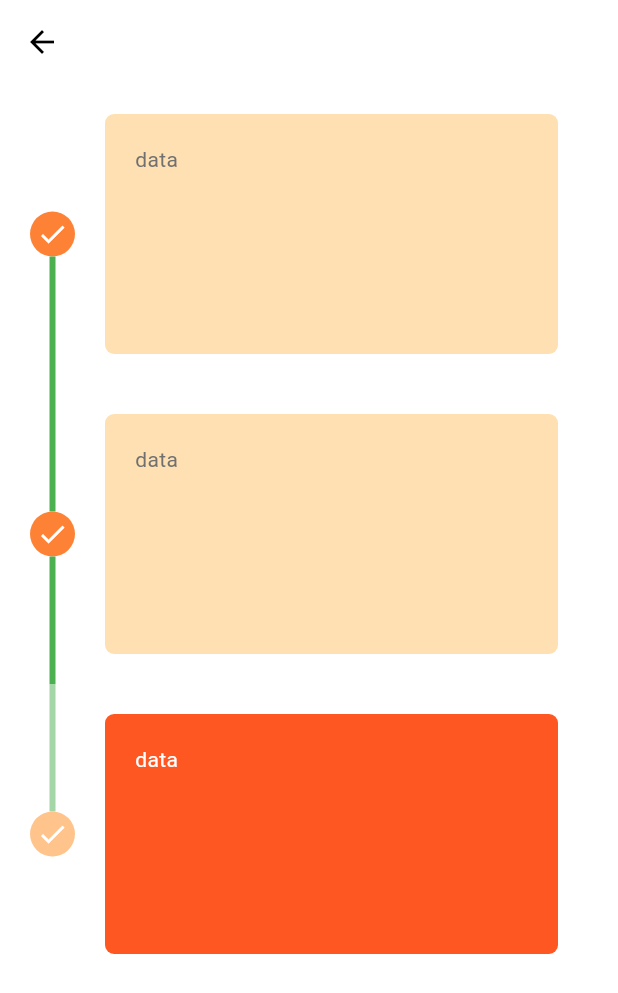
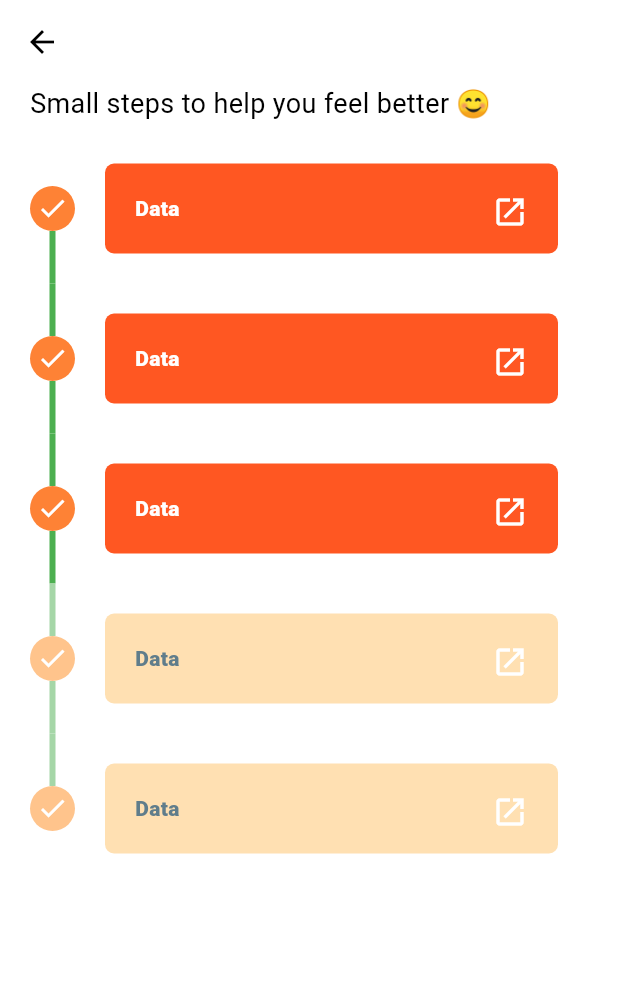
Before and after one commit to jushkinbekrashidovich/wecare, a Flutter app: the screen it shows after launch, after a tap on "Happy", on a phone screen of 412 x 824 dp. Shown: the top 993 px of the screen. Run offline on Flutter 3.47's test engine with Material 3 defaults, Android fonts, the phone set to English and light mode, and no system bars; drawn by our look-alikes of timeline_tile; our stand-ins replace cloud_firestore, firebase_core, flutter_svg, get; accounts and stored records are empty.

Commit message:
UI updated

```diff
--- a/lib/app/const/event_card.dart
+++ b/lib/app/const/event_card.dart
@@ -12,7 +12,7 @@ class EventCard extends StatelessWidget {
       margin: EdgeInsets.all(20),
       padding: EdgeInsets.all(20),
       decoration: BoxDecoration(
-        color: isPast? AppColors.upcomingIndicatorBackground :AppColors.completedIndicatorBackground,
+        color: isPast? AppColors.completedIndicatorBackground :AppColors.upcomingIndicatorBackground,
         borderRadius: BorderRadius.circular(6)
       ),
       child:child,
--- a/lib/app/const/time_line_tile.dart
+++ b/lib/app/const/time_line_tile.dart
@@ -1,4 +1,5 @@
 
+import 'package:flutter/cupertino.dart';
 import 'package:flutter/material.dart';
 import 'package:timeline_tile/timeline_tile.dart';
 import 'package:wecare/app/const/event_card.dart';
@@ -9,13 +10,13 @@ class MyTimeLineTile extends StatelessWidget {
   final bool isFirst;
   final bool isLast;
   final bool isPast;
-  final eventCard;
-  const MyTimeLineTile({super.key, required this.isFirst, required this.isLast, required this.isPast, required this.eventCard});
+  final String textcontent;
+  const MyTimeLineTile({super.key, required this.isFirst, required this.isLast, required this.isPast, required this.textcontent});
 
   @override
   Widget build(BuildContext context) {
     return SizedBox(
-      height: 200,
+      height: 100,
       child: TimelineTile(
         isFirst: isFirst,
         isLast: isLast,
@@ -26,7 +27,14 @@ class MyTimeLineTile extends StatelessWidget {
           iconStyle: IconStyle(iconData: Icons.done,color: isPast? Colors.white: AppColors.upcomingIconColor)
         ),
 
-        endChild: EventCard(child: eventCard,isPast: isPast,),
+        endChild: EventCard(
+          child: Row(
+            mainAxisAlignment: MainAxisAlignment.spaceBetween,
+          children: [
+            Text(textcontent, style: TextStyle(color:isPast? AppColors.white:Colors.blueGrey, fontWeight: FontWeight.w800),),
+           Icon(Icons.open_in_new, color: AppColors.white,weight: 2,),
+          ],
+        ),isPast: isPast,),
       ),
     );
   }
--- a/lib/app/modules/mood_exercises/controllers/mood_exercises_controller.dart
+++ b/lib/app/modules/mood_exercises/controllers/mood_exercises_controller.dart
@@ -1,9 +1,7 @@
 import 'package:get/get.dart';
 
 class MoodExercisesController extends GetxController {
-  //TODO: Implement MoodExercisesController
 
-  final count = 0.obs;
   @override
   void onInit() {
     super.onInit();
@@ -19,5 +17,4 @@ class MoodExercisesController extends GetxController {
     super.onClose();
   }
 
-  void increment() => count.value++;
 }
--- a/lib/app/modules/mood_exercises/views/mood_exercises_view.dart
+++ b/lib/app/modules/mood_exercises/views/mood_exercises_view.dart
@@ -26,9 +26,13 @@ class MoodExercisesView extends GetView<MoodExercisesController> {
         padding: EdgeInsets.symmetric(horizontal: 20),
         child: ListView(
           children: [
-            MyTimeLineTile(isFirst: true, isLast: false, isPast: true, eventCard: Text("data"),),
-            MyTimeLineTile(isFirst: false, isLast: false, isPast: true, eventCard: Text("data"),),
-            MyTimeLineTile(isFirst: false, isLast: true, isPast: false, eventCard: Text("data", style: TextStyle(color: AppColors.white),),),
+            Text("Small steps to help you feel better 😊️️️️️️", style: TextStyle(fontSize: 18, color: AppColors.black),),
+            SizedBox(height: 7,),
+            MyTimeLineTile(isFirst: true, isLast: false, isPast: true, textcontent: "Data",),
+            MyTimeLineTile(isFirst: false, isLast: false, isPast: true,textcontent: "Data",),
+            MyTimeLineTile(isFirst: false, isLast: false, isPast: true, textcontent: "Data",),
+            MyTimeLineTile(isFirst: false, isLast: false, isPast: false, textcontent: "Data",),
+            MyTimeLineTile(isFirst: false, isLast: true, isPast: false, textcontent: "Data",),
 
           ],
         ),
--- a/lib/main.dart
+++ b/lib/main.dart
@@ -11,7 +11,7 @@ void main() async{
   await Firebase.initializeApp();
   runApp(
     GetMaterialApp(
-      title: "Application",
+      title: "iCare",
       initialRoute: AppPages.INITIAL,
       getPages: AppPages.routes,
       theme: AppThemes.light,
--- a/pubspec.yaml
+++ b/pubspec.yaml
@@ -16,7 +16,7 @@ publish_to: 'none' # Remove this line if you wish to publish to pub.dev
 # https://developer.apple.com/library/archive/documentation/General/Reference/InfoPlistKeyReference/Articles/CoreFoundationKeys.html
 # In Windows, build-name is used as the major, minor, and patch parts
 # of the product and file versions while build-number is used as the build suffix.
-version: 1.0.0+1
+version: 1.0.0+2
 
 environment:
   sdk: ^3.5.4
```
